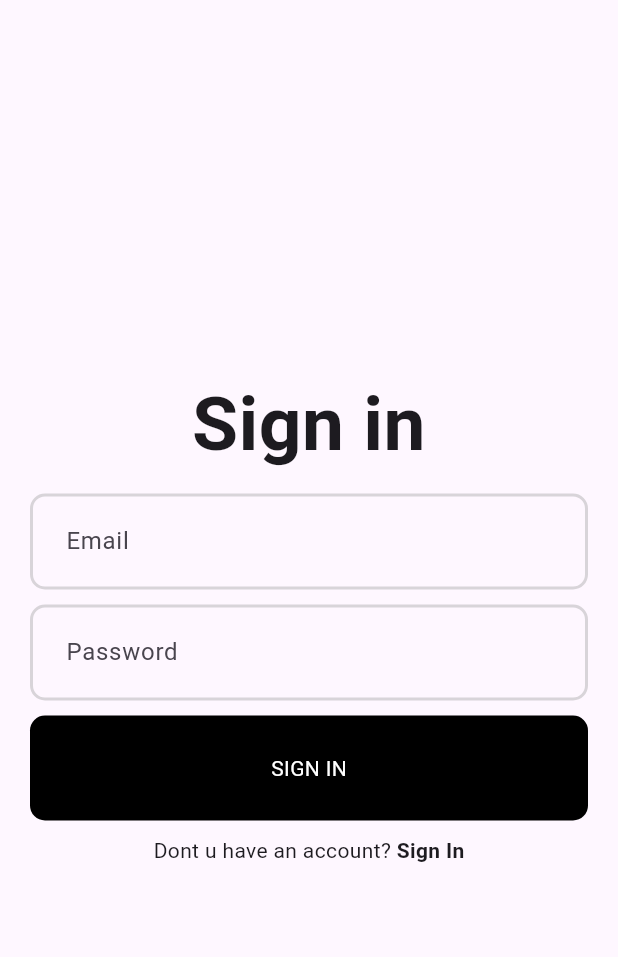
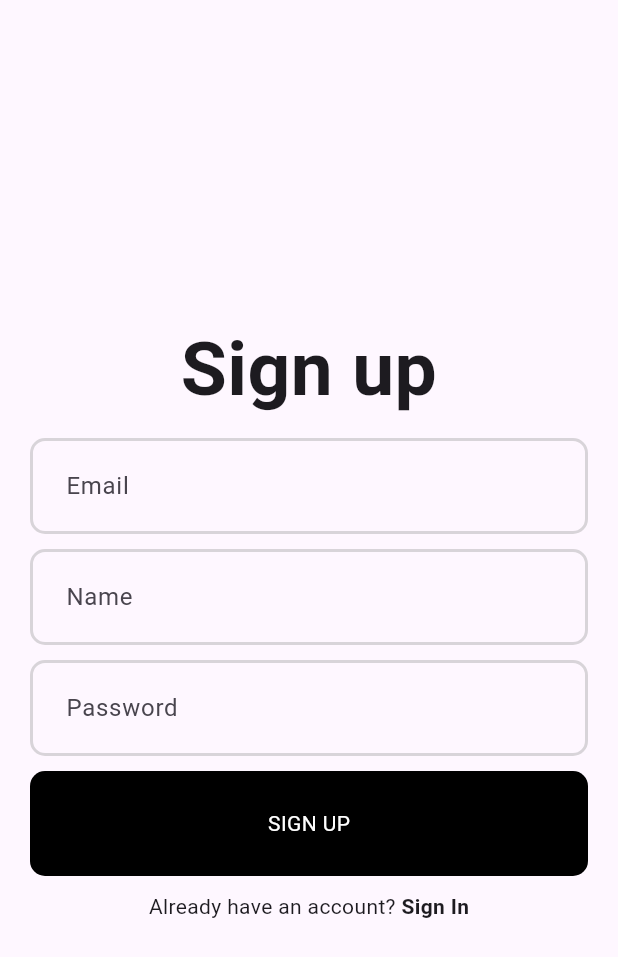
Before and after one commit to purevb/task_app, a Flutter app: the screen it shows after launch, on a phone screen of 412 x 824 dp. Shown: the top 957 px of the screen. Run offline on Flutter 3.47's test engine with Material 3 defaults, Android fonts, the phone set to English and light mode, and no system bars; our stand-ins replace flutter_keyboard_visibility, go_router, smooth_corner.

```diff
--- a/lib/features/auth/pages/sign_in.dart
+++ b/lib/features/auth/pages/sign_in.dart
@@ -3,6 +3,7 @@ import 'dart:developer';
 import 'package:flutter/gestures.dart';
 import 'package:flutter/material.dart';
 import 'package:flutter_keyboard_visibility/flutter_keyboard_visibility.dart';
+import 'package:go_router/go_router.dart';
 import 'package:smooth_corner/smooth_corner.dart';
 import 'package:task_app/utils/text_field.dart';
 
@@ -101,7 +102,10 @@ class _SignInPageState extends State<SignInPage> {
                       TextSpan(
                         text: "Sign In",
                         style: TextStyle(fontWeight: FontWeight.bold),
-                        recognizer: TapGestureRecognizer()..onTap = () {},
+                        recognizer: TapGestureRecognizer()
+                          ..onTap = () {
+                            context.go("/");
+                          },
                       ),
                     ],
                   ),
--- a/lib/features/auth/pages/sign_up.dart
+++ b/lib/features/auth/pages/sign_up.dart
@@ -3,6 +3,7 @@ import 'dart:developer';
 import 'package:flutter/gestures.dart';
 import 'package:flutter/material.dart';
 import 'package:flutter_keyboard_visibility/flutter_keyboard_visibility.dart';
+import 'package:go_router/go_router.dart';
 import 'package:smooth_corner/smooth_corner.dart';
 import 'package:task_app/utils/text_field.dart';
 
@@ -114,7 +115,7 @@ class _SignUpPageState extends State<SignUpPage> {
                         style: TextStyle(fontWeight: FontWeight.bold),
                         recognizer: TapGestureRecognizer()
                           ..onTap = () {
-                            log("signup");
+                            context.go("/login");
                           },
                       ),
                     ],
--- a/lib/main.dart
+++ b/lib/main.dart
@@ -1,5 +1,5 @@
 import 'package:flutter/material.dart';
-import 'package:task_app/features/auth/pages/sign_in.dart';
+import 'package:task_app/route/router.dart';
 
 void main() {
   runApp(const MyApp());
@@ -10,11 +10,11 @@ class MyApp extends StatelessWidget {
 
   @override
   Widget build(BuildContext context) {
-    return MaterialApp(
+    return MaterialApp.router(
+      routerConfig: KRouter().router,
       debugShowCheckedModeBanner: false,
       title: 'Flutter Demo',
       theme: ThemeData(colorScheme: .fromSeed(seedColor: Colors.deepPurple)),
-      home: const SignInPage(),
     );
   }
 }
--- /dev/null
+++ b/lib/route/router.dart
@@ -0,0 +1,12 @@
+import 'package:go_router/go_router.dart';
+import 'package:task_app/features/auth/pages/sign_in.dart';
+import 'package:task_app/features/auth/pages/sign_up.dart';
+
+class KRouter {
+  final GoRouter router = GoRouter(
+    routes: [
+      GoRoute(path: '/', builder: (context, state) => const SignUpPage()),
+      GoRoute(path: '/login', builder: (context, state) => const SignInPage()),
+    ],
+  );
+}
```
Also changed, not shown: 3 other files.
